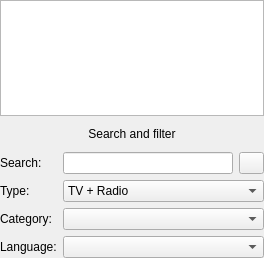
ntadej/tano, file src/ui/playlist/PlaylistDisplayWidget.ui: the form before one commit.
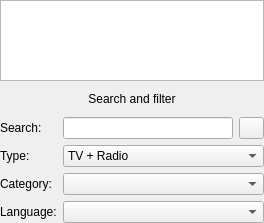
The form after the commit. Icons and pictures are not drawn.

```diff
--- a/src/ui/playlist/PlaylistDisplayWidget.ui
+++ b/src/ui/playlist/PlaylistDisplayWidget.ui
@@ -7,7 +7,7 @@
     <x>0</x>
     <y>0</y>
     <width>264</width>
-    <height>258</height>
+    <height>223</height>
    </rect>
   </property>
   <layout class="QGridLayout" name="gridLayout_2">
```
